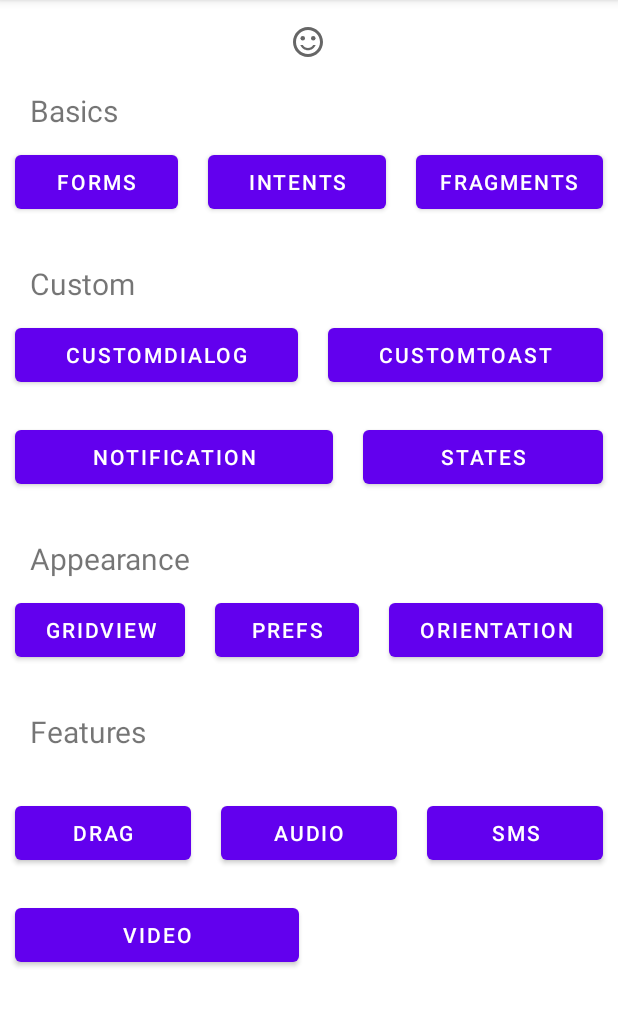
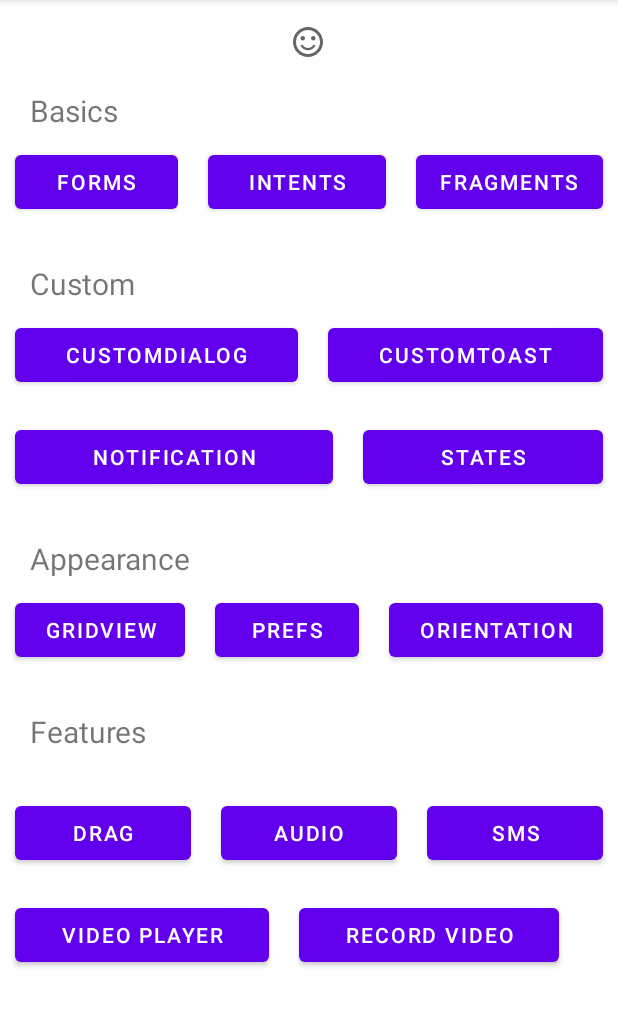
Before and after one commit to ElzaCS/EmptyActivityExample, an Android app: the screen it shows after launch (MainActivity), on a phone screen of 412 x 824 dp, the part 84-1111 px from its top. Run offline under Robolectric (Android 15) with nearby library versions, the phone set to English and light mode, and no system bars.

Commit message:
Add activity for recording video

```diff
--- a/app/src/main/java/com/example/emptyactivityexample/MainActivity.java
+++ b/app/src/main/java/com/example/emptyactivityexample/MainActivity.java
@@ -28,6 +28,7 @@ import android.widget.Toast;
 import com.example.emptyactivityexample.Features.AudioPlayerActivity;
 import com.example.emptyactivityexample.Features.DragActivity;
 import com.example.emptyactivityexample.Features.VideoPlayerActivity;
+import com.example.emptyactivityexample.Features.VideoRecordActivity;
 import com.example.emptyactivityexample.FormViews.FormFieldsActivity;
 import com.example.emptyactivityexample.Fragments.Activity_fragments;
 import com.example.emptyactivityexample.GridView.Activity_gridview;
@@ -133,6 +134,15 @@ public class MainActivity extends AppCompatActivity {
             @Override
             public void onClick(View v) {
                 Intent intent = new Intent(MainActivity.this, VideoPlayerActivity.class);
+                startActivity(intent);
+            }
+        });
+        //ACTIVITY - RECORD VIDEO
+        Button btn_recVideo = findViewById(R.id.btn_video_rec);
+        btn_recVideo.setOnClickListener(new View.OnClickListener() {
+            @Override
+            public void onClick(View v) {
+                Intent intent = new Intent(MainActivity.this, VideoRecordActivity.class);
                 startActivity(intent);
             }
         });
--- a/app/src/main/res/layout/activity_main.xml
+++ b/app/src/main/res/layout/activity_main.xml
@@ -239,9 +239,16 @@
             android:layout_height="wrap_content"
             android:layout_margin="10dp"
             android:layout_weight="1"
-            android:text="Video"
-            tools:layout_editor_absoluteX="28dp"
-            tools:layout_editor_absoluteY="603dp" />
+            android:text="Video player"
+             />
+        <Button
+            android:id="@+id/btn_video_rec"
+            android:layout_width="wrap_content"
+            android:layout_height="wrap_content"
+            android:layout_margin="10dp"
+            android:layout_weight="1"
+            android:text="Record video"
+             />
     </LinearLayout>
 
 
```
Also changed, not shown: app/src/main/AndroidManifest.xml (+7 -2 lines), app/src/main/java/com/example/emptyactivityexample/Features/VideoRecordActivity.java (added, +71 -0 lines), app/src/main/res/layout/activity_video_record.xml (added, +45 -0 lines).
